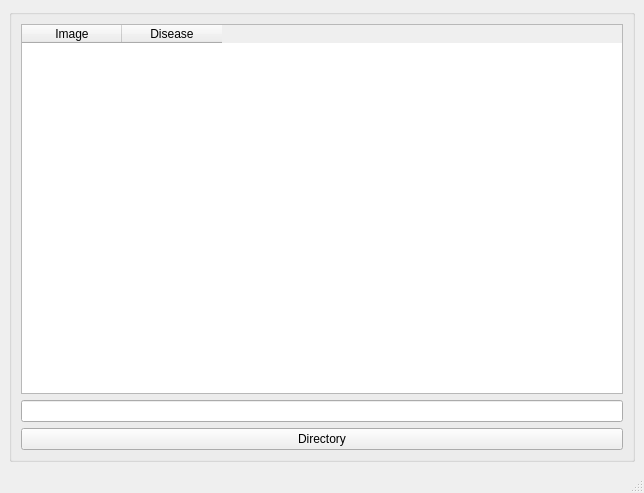
Old version of the form gui/app.ui in the repository junsee1412/leaf_disease.
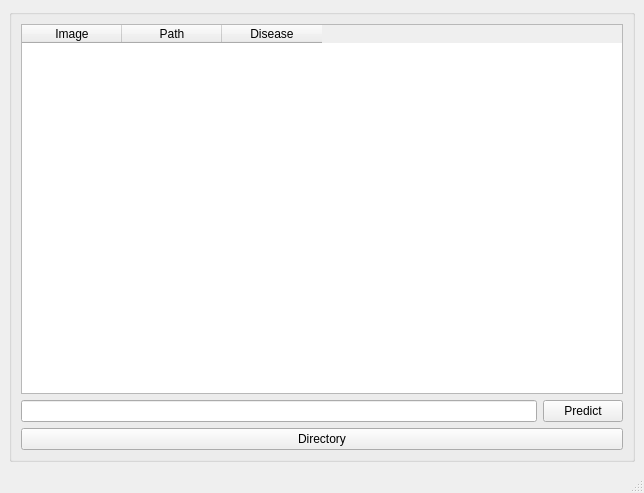
New version of the form.

Diff of the .ui file:
```diff
--- a/gui/app.ui
+++ b/gui/app.ui
@@ -18,13 +18,6 @@
     <item row="1" column="1" colspan="2">
      <widget class="QGroupBox" name="groupBox">
       <layout class="QGridLayout" name="gridLayout_2">
-       <item row="2" column="0">
-        <widget class="QPushButton" name="btn_directory">
-         <property name="text">
-          <string>Directory</string>
-         </property>
-        </widget>
-       </item>
        <item row="1" column="0">
         <widget class="QLineEdit" name="linePath">
          <property name="readOnly">
@@ -32,13 +25,32 @@
          </property>
         </widget>
        </item>
-       <item row="0" column="0">
+       <item row="1" column="1">
+        <widget class="QPushButton" name="btn_predict">
+         <property name="text">
+          <string>Predict</string>
+         </property>
+        </widget>
+       </item>
+       <item row="2" column="0" colspan="2">
+        <widget class="QPushButton" name="btn_directory">
+         <property name="text">
+          <string>Directory</string>
+         </property>
+        </widget>
+       </item>
+       <item row="0" column="0" colspan="2">
         <widget class="QTableWidget" name="tableWidget">
          <column>
           <property name="text">
            <string>Image</string>
           </property>
          </column>
+         <column>
+          <property name="text">
+           <string>Path</string>
+          </property>
+         </column>
          <column>
           <property name="text">
            <string>Disease</string>
```
